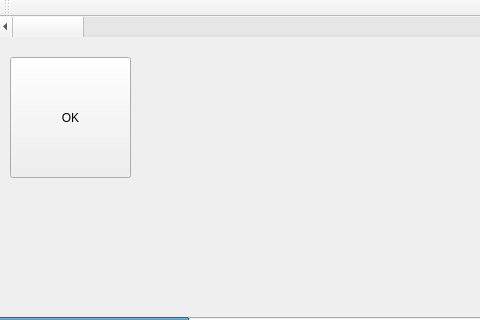
Before: the Qt Designer form Project/FlaKas/MainWindow.ui in nilsspeetzen/SEP, drawn with Qt 5; both pictures show x 0 to 480 and y 0 to 320 of the 800 by 450 pixel window.
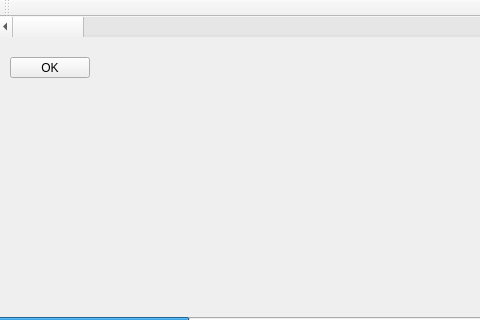
After: the same form once the commit is applied.

```diff
--- a/Project/FlaKas/MainWindow.ui
+++ b/Project/FlaKas/MainWindow.ui
@@ -32,8 +32,8 @@
      <rect>
       <x>10</x>
       <y>40</y>
-      <width>121</width>
-      <height>121</height>
+      <width>80</width>
+      <height>21</height>
      </rect>
     </property>
     <property name="text">
```
Left out of the diff: 6 changed lines with no effect on the pictures.
